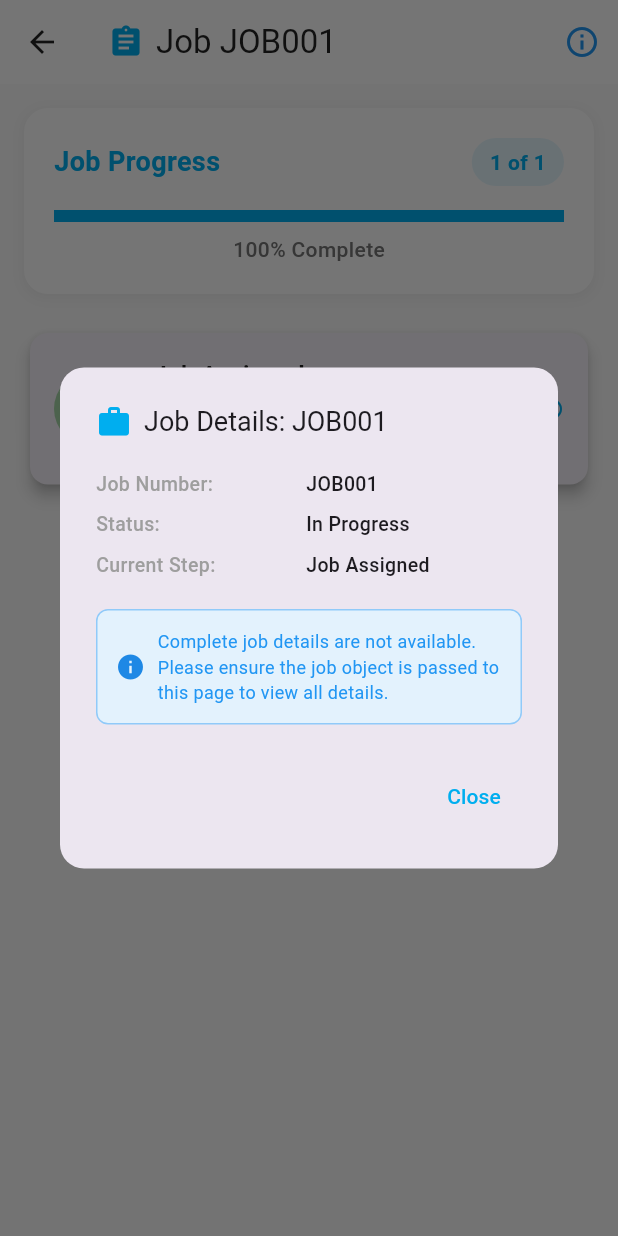
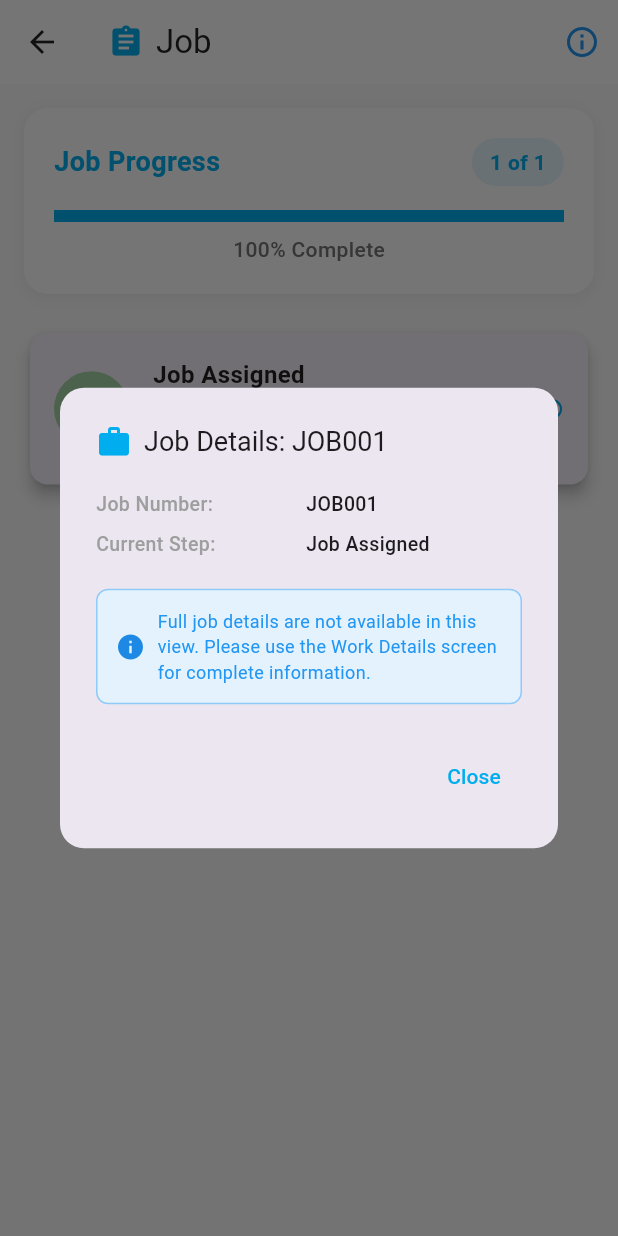
Before and after one commit to SHANKHHHH/NRCapp, a Flutter app: the JobTimelinePage screen opened directly, after a tap on the "info outline" icon, on a phone screen of 412 x 824 dp. Run offline on Flutter 3.47's test engine with Material 3 defaults, Android fonts, the phone set to English and light mode, and no system bars; our stand-ins replace dio, go_router, image_picker, shared_preferences; accounts and stored records are empty.

Commit message:
Updated the Steps Working UI

```diff
--- a/lib/presentation/pages/job/JobStep.dart
+++ b/lib/presentation/pages/job/JobStep.dart
@@ -8,10 +8,9 @@ import '../../../data/models/job_step_models.dart'; // Make sure this import is
 
 class JobTimelinePage extends StatefulWidget {
   final String? jobNumber;
-  final Job? job; // Pass the complete job object for details
-  final List<WorkStepAssignment>? assignedSteps;
+  final List<dynamic>? assignedSteps; // Accept steps as List<Map<String, dynamic>> from API
 
-  const JobTimelinePage({super.key, this.jobNumber, this.job, this.assignedSteps});
+  const JobTimelinePage({super.key, this.jobNumber, this.assignedSteps});
 
   @override
   State<JobTimelinePage> createState() => _JobTimelinePageState();
@@ -20,6 +19,31 @@ class JobTimelinePage extends StatefulWidget {
 class _JobTimelinePageState extends State<JobTimelinePage> {
   late List<StepData> steps;
   int currentActiveStep = 0;
+
+  static const orderedStepNames = [
+    'PaperStore',
+    'PrintingDetails',
+    'Corrugation',
+    'FluteLaminateBoardConversion',
+    'Punching',
+    'SideFlapPasting',
+    'QualityDept',
+    'DispatchProcess',
+  ];
+
+  String getDisplayName(String stepName) {
+    switch (stepName) {
+      case 'PaperStore': return 'Paper Store';
+      case 'PrintingDetails': return 'Printing';
+      case 'Corrugation': return 'Corrugation';
+      case 'FluteLaminateBoardConversion': return 'Flute Lamination';
+      case 'Punching': return 'Punching';
+      case 'SideFlapPasting': return 'Flap Pasting';
+      case 'QualityDept': return 'Quality Control';
+      case 'DispatchProcess': return 'Dispatch';
+      default: return stepName;
+    }
+  }
 
   @override
   void initState() {
@@ -37,14 +61,23 @@ class _JobTimelinePageState extends State<JobTimelinePage> {
       ),
     ];
 
-    // Dynamically add steps from assignedSteps
+    // Sort and add steps from assignedSteps (API data)
     if (widget.assignedSteps != null && widget.assignedSteps!.isNotEmpty) {
-      for (final assignment in widget.assignedSteps!) {
+      final sortedSteps = List<Map<String, dynamic>>.from(widget.assignedSteps!);
+      sortedSteps.sort((a, b) {
+        int aIndex = orderedStepNames.indexOf(a['stepName'] ?? '');
+        int bIndex = orderedStepNames.indexOf(b['stepName'] ?? '');
+        return aIndex.compareTo(bIndex);
+      });
+      for (final stepMap in sortedSteps) {
+        final stepName = stepMap['stepName'] ?? '';
+        final displayName = getDisplayName(stepName);
         steps.add(
           StepData(
-            type: _getStepTypeFromString(assignment.workStep.step),
-            title: assignment.workStep.displayName,
-            description: _getStepDescription(assignment.workStep.displayName),
+            type: _getStepTypeFromString(stepName),
+            title: displayName,
+            description: _getStepDescription(displayName),
+            // Optionally, you can map status from API if available
           ),
         );
       }
@@ -112,7 +145,7 @@ class _JobTimelinePageState extends State<JobTimelinePage> {
     switch (step.status) {
       case StepStatus.pending:
         if (step.type == StepType.jobAssigned) {
-          return 'Job Number: ${widget.jobNumber ?? widget.job?.nrcJobNo ?? 'JOB001'}';
+          return 'Job Number: ${widget.jobNumber ?? ''}';
         }
         return 'Ready to start - Click to begin work';
       case StepStatus.started:
@@ -121,7 +154,7 @@ class _JobTimelinePageState extends State<JobTimelinePage> {
         return 'In progress - Details saved - Click to edit or complete';
       case StepStatus.completed:
         if (step.type == StepType.jobAssigned) {
-          return 'Job Number: ${widget.jobNumber ?? widget.job?.nrcJobNo ?? 'JOB001'}';
+          return 'Job Number: ${widget.jobNumber ?? ''}';
         }
         return 'Work completed ✓';
       case StepStatus.paused:
@@ -204,10 +237,6 @@ class _JobTimelinePageState extends State<JobTimelinePage> {
   }
 
   void _showCompleteJobDetails() {
-    final job = widget.job;
-    print("object");
-    print(job);
-
     showDialog(
       context: context,
       builder: (context) => AlertDialog(
@@ -218,7 +247,7 @@ class _JobTimelinePageState extends State<JobTimelinePage> {
             const SizedBox(width: 8),
             Expanded(
               child: Text(
-                'Job Details: ${widget.jobNumber ?? job?.nrcJobNo ?? 'JOB001'}',
+                'Job Details: ${widget.jobNumber ?? 'JOB001'}',
                 style: const TextStyle(fontSize: 18),
               ),
             ),
@@ -233,8 +262,7 @@ class _JobTimelinePageState extends State<JobTimelinePage> {
             child: Column(
               crossAxisAlignment: CrossAxisAlignment.start,
               children: [
-                _detailRow('Job Number', widget.jobNumber ?? job?.nrcJobNo ?? 'JOB001'),
-                _detailRow('Status', job?.status ?? 'In Progress'),
+                _detailRow('Job Number', widget.jobNumber ?? 'JOB001'),
                 _detailRow('Current Step', steps[currentActiveStep].title),
                 const SizedBox(height: 16),
                 Container(
@@ -250,35 +278,13 @@ class _JobTimelinePageState extends State<JobTimelinePage> {
                       const SizedBox(width: 8),
                       Expanded(
                         child: Text(
-                          job == null
-                            ? 'Complete job details are not available. Please ensure the job object is passed to this page to view all details.'
-                            : 'Full job details are shown below.',
+                          'Full job details are not available in this view. Please use the Work Details screen for complete information.',
                           style: const TextStyle(fontSize: 12, color: Colors.blue),
                         ),
                       ),
                     ],
                   ),
                 ),
-                if (job != null) ...[
-                  const SizedBox(height: 16),
-                  _detailRow('Customer', job.customerName),
-                  _detailRow('Style/SKU', job.styleItemSKU),
-                  _detailRow('Flute Type', job.fluteType),
-                  _detailRow('Board Size', job.boardSize ?? ''),
-                  _detailRow('No. of Ups', job.noUps ?? ''),
-                  _detailRow('Latest Rate', job.latestRate?.toString() ?? ''),
-                  _detailRow('Previous Rate', job.preRate?.toString() ?? ''),
-                  _detailRow('Dimensions', (job.length != null && job.width != null && job.height != null) ? '${job.length} x ${job.width} x ${job.height}' : ''),
-                  _detailRow('Artwork Received', job.artworkReceivedDate ?? ''),
-                  _detailRow('Artwork Approved', job.artworkApprovalDate ?? ''),
-                  _detailRow('Shade Card Approval', job.shadeCardApprovalDate ?? ''),
-                  _detailRow('Created At', job.createdAt ?? ''),
-                  _detailRow('Updated At', job.updatedAt ?? ''),
-                  if (job.purchaseOrder != null)
-                    _detailRow('Purchase Order', 'Available'),
-                  if (job.hasPoAdded)
-                    _detailRow('PO Status', 'Added'),
-                ],
               ],
             ),
           ),
@@ -795,7 +801,7 @@ class _JobTimelinePageState extends State<JobTimelinePage> {
             const SizedBox(width: 8),
             Expanded(
               child: Text(
-                'Job ${widget.jobNumber ?? widget.job?.nrcJobNo ?? 'JOB001'}',
+                'Job ${widget.jobNumber ?? widget.jobNumber ?? ''}',
                 overflow: TextOverflow.ellipsis,
               ),
             ),
```
Also changed, not shown: lib/data/datasources/job_api.dart (+17 -0 lines), lib/presentation/pages/work/WorkScreen.dart (+26 -14 lines).
